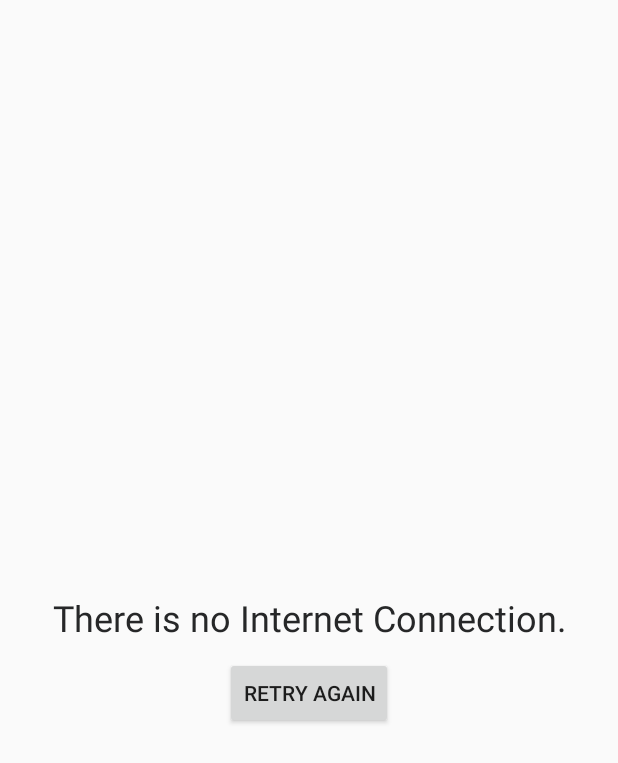
After one commit to TrustFinity/tal-android, an Android app: the NoInternet screen opened directly, with no data from a screen before it, on a phone screen of 412 x 824 dp. The commit adds this screen. Shown: the top 763 px of the screen. Run offline under Robolectric (Android 15) with nearby library versions, the phone set to English and light mode, and no system bars.

Commit message:
Adds internet check to the home page

```diff
--- a/app/build.gradle
+++ b/app/build.gradle
@@ -20,6 +20,7 @@ android {
     }
 }
 
+
 dependencies {
     compile fileTree(include: ['*.jar'], dir: 'libs')
     //noinspection GradleCompatible
--- a/app/src/main/java/DataModels/ModelAdapters/QuestionAnswerModelAdapter.java
+++ b/app/src/main/java/DataModels/ModelAdapters/QuestionAnswerModelAdapter.java
@@ -1,6 +1,7 @@
 package DataModels.ModelAdapters;
 
 import android.content.Context;
+import android.view.ContextThemeWrapper;
 import android.view.LayoutInflater;
 import android.view.View;
 import android.view.ViewGroup;
@@ -78,8 +79,8 @@ public class QuestionAnswerModelAdapter extends BaseAdapter {
         viewHolder.questionAnswerModel = questionAnswerModels.get(viewHolder.position);
 
         for (int i = 0; i < viewHolder.questionAnswerModel.getResponses().length; i++) {
-            RadioButton radioButton = new RadioButton(context);
-            radioButton.setTextColor(R.color.white);
+            RadioButton radioButton = new RadioButton(new ContextThemeWrapper(context, R.style.AppTheme));
+            radioButton.getResources().getColor(R.color.white);
             radioButton.setText(viewHolder.questionAnswerModel.getResponses()[i]);
             radioButton.setId(i);
             viewHolder.radioGroup.addView(radioButton);
--- /dev/null
+++ b/app/src/main/java/pro/ambrose/www/tal_surveys/NoInternet.java
@@ -0,0 +1,36 @@
+package pro.ambrose.www.tal_surveys;
+
+import android.content.Intent;
+import android.os.Bundle;
+import android.support.v7.app.AppCompatActivity;
+import android.view.View;
+import android.widget.Button;
+
+public class NoInternet extends AppCompatActivity {
+
+
+    private static final String TAG = "In Internet";
+    private Button retry_internet;
+
+    @Override
+    protected void onCreate(Bundle savedInstanceState) {
+        super.onCreate(savedInstanceState);
+        setContentView(R.layout.activity_no_internet);
+        getSupportActionBar().hide();
+
+
+        retry_internet = findViewById(R.id.retry_internet);
+        retry_internet.setOnClickListener(new View.OnClickListener() {
+
+            @Override
+            public void onClick(View view) {
+                Intent activity = getIntent();
+                try {
+                    startActivity(new Intent(getApplicationContext(), Class.forName(activity.getStringExtra("activity"))));
+                } catch (ClassNotFoundException e) {
+                    e.printStackTrace();
+                }
+            }
+        });
+    }
+}
--- a/app/src/main/java/pro/ambrose/www/tal_surveys/Onboarding.java
+++ b/app/src/main/java/pro/ambrose/www/tal_surveys/Onboarding.java
@@ -24,7 +24,7 @@ public class Onboarding extends AhoyOnboarderActivity {
         card_one.setDescriptionTextSize(dpToPixels(4, this));
         card_one.setIconLayoutParams(500, 500, 5, 5, 5, 5);
 
-        AhoyOnboarderCard card_two = new AhoyOnboarderCard("Opinions", "Unlock the value of your opinions, get rewarded.", R.mipmap.ic_launcher);
+        AhoyOnboarderCard card_two = new AhoyOnboarderCard("Welcome", "Unlock the value of your opinions, get rewarded.", R.mipmap.ic_launcher);
         card_two.setBackgroundColor(R.color.black_transparent);
         card_two.setTitleColor(R.color.white);
         card_two.setDescriptionColor(R.color.grey_200);
--- /dev/null
+++ b/app/src/main/res/layout/activity_no_internet.xml
@@ -0,0 +1,30 @@
+<?xml version="1.0" encoding="utf-8"?>
+<RelativeLayout xmlns:android="http://schemas.android.com/apk/res/android"
+    xmlns:tools="http://schemas.android.com/tools"
+    android:layout_width="match_parent"
+    android:layout_height="match_parent"
+    android:orientation="vertical"
+    tools:context="pro.ambrose.www.tal_surveys.NoInternet">
+
+    <TextView
+        android:id="@+id/internet_connection"
+        android:layout_width="match_parent"
+        android:layout_height="wrap_content"
+        android:layout_alignParentLeft="true"
+        android:layout_alignParentStart="true"
+        android:layout_centerVertical="true"
+        android:layout_marginBottom="10dp"
+        android:text="There is no Internet Connection."
+        android:textAlignment="center"
+        android:textColor="@color/black"
+        android:textSize="24dp" />
+
+    <Button
+        android:id="@+id/retry_internet"
+        android:layout_width="wrap_content"
+        android:layout_height="wrap_content"
+        android:layout_below="@+id/internet_connection"
+        android:layout_centerHorizontal="true"
+        android:text="Retry again"
+        android:textAlignment="center" />
+</RelativeLayout>
--- a/app/src/main/res/layout/question_answer_row.xml
+++ b/app/src/main/res/layout/question_answer_row.xml
@@ -10,8 +10,9 @@
         android:id="@+id/question"
         android:layout_width="match_parent"
         android:layout_height="wrap_content"
-        android:text="Question heres." />.
-        <!--android:textAppearance="@style/TextAppearance.AppCompat.Notification.Title" />-->
+        android:text="Question heres."
+        android:textColor="@color/black"
+        android:textSize="18dp" />.
 
     <RelativeLayout
         android:layout_width="match_parent"
@@ -30,4 +31,5 @@
         android:layout_width="match_parent"
         android:layout_height="wrap_content"
         android:text="Submit Answer" />
+
 </LinearLayout>
```
Also changed, not shown: app/src/main/AndroidManifest.xml (+8 -5 lines), app/src/main/java/pro/ambrose/www/tal_surveys/Home.java (+61 -72 lines), app/src/main/res/layout/activity_home.xml (+8 -4 lines), app/src/main/res/layout/new_survey_layout.xml (+16 -10 lines).
